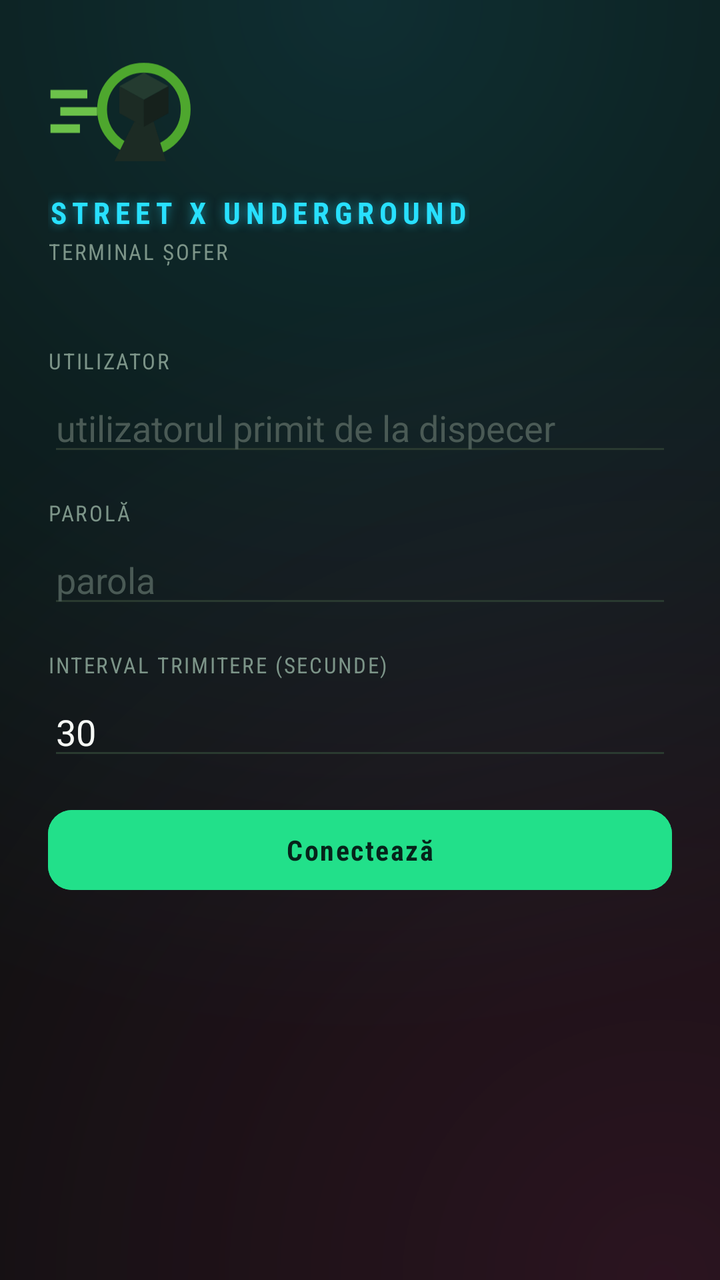
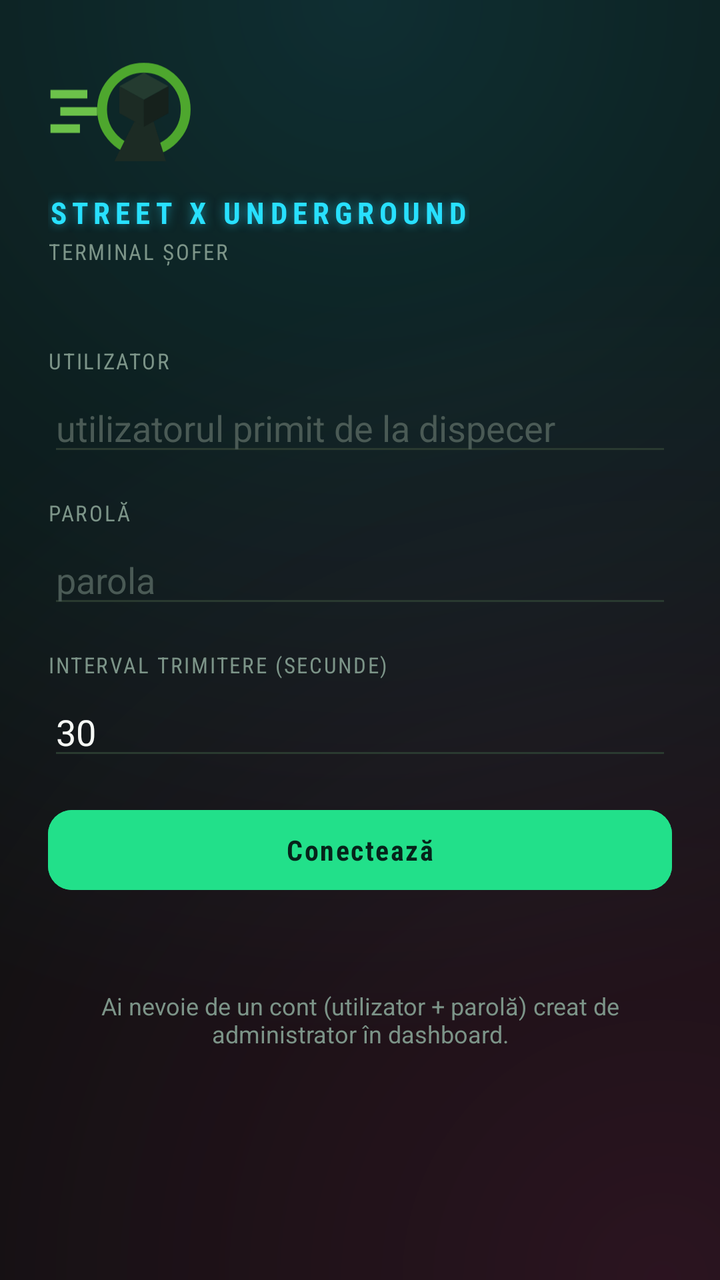

The first picture is an Android layout as it rendered before a commit; the second is the same layout after the commit. The layout source and the unified diff follow.
<!-- AndroidManifest.xml: application theme Theme.Material3.DayNight.NoActionBar -->
<!-- res/layout/activity_main.xml -->
<?xml version="1.0" encoding="utf-8"?>
<ScrollView xmlns:android="http://schemas.android.com/apk/res/android"
    xmlns:app="http://schemas.android.com/apk/res-auto"
    android:layout_width="match_parent"
    android:layout_height="match_parent"
    android:background="@drawable/bg_underground"
    android:fillViewport="true">

    <LinearLayout
        android:layout_width="match_parent"
        android:layout_height="wrap_content"
        android:orientation="vertical"
        android:padding="24dp">

        
        <LinearLayout
            android:layout_width="match_parent"
            android:layout_height="wrap_content"
            android:orientation="horizontal"
            android:gravity="center_vertical">

            <LinearLayout
                android:layout_width="0dp"
                android:layout_height="wrap_content"
                android:layout_weight="1"
                android:orientation="vertical">

                <ImageView
                    android:layout_width="wrap_content"
                    android:layout_height="64dp"
                    android:adjustViewBounds="true"
                    android:src="@drawable/ic_logo"
                    android:contentDescription="@string/app_name" />

                <TextView
                    style="@style/NeonTitle"
                    android:layout_marginTop="8dp"
                    android:text="Street X Underground"
                    android:textColor="#28e0ff"
                    android:textSize="15sp"
                    android:shadowColor="#8028e0ff"
                    android:shadowRadius="12"
                    android:shadowDx="0"
                    android:shadowDy="0" />

                <TextView
                    style="@style/Lbl"
                    android:layout_marginTop="2dp"
                    android:text="Terminal șofer"
                    android:textColor="#7c9488" />
            </LinearLayout>

            <com.google.android.material.imageview.ShapeableImageView
                android:id="@+id/ivProfile"
                android:layout_width="44dp"
                android:layout_height="44dp"
                android:scaleType="centerCrop"
                android:background="#173a2a"
                android:visibility="gone"
                app:shapeAppearanceOverlay="@style/CircleImage"
                app:strokeColor="#2fe08a"
                app:strokeWidth="2dp" />
        </LinearLayout>

        
        <LinearLayout
            android:id="@+id/loginBox"
            android:layout_width="match_parent"
            android:layout_height="wrap_content"
            android:orientation="vertical"
            android:layout_marginTop="20dp">

            <TextView style="@style/Lbl" android:text="Utilizator" />
            <EditText
                android:id="@+id/etUser"
                style="@style/Inp"
                android:hint="utilizatorul primit de la dispecer"
                android:inputType="text"
                android:autofillHints="username" />

            <TextView style="@style/Lbl" android:text="Parolă" />
            <EditText
                android:id="@+id/etPass"
                style="@style/Inp"
                android:hint="parola"
                android:inputType="textPassword"
                android:autofillHints="password" />

            <TextView style="@style/Lbl" android:text="Interval trimitere (secunde)" />
            <EditText
                android:id="@+id/etInterval"
                style="@style/Inp"
                android:text="30"
                android:inputType="number" />

            <Button
                android:id="@+id/btnLogin"
                android:layout_width="match_parent"
                android:layout_height="wrap_content"
                android:layout_marginTop="16dp"
                android:backgroundTint="#22e08a"
                android:textColor="#06231a"
                android:fontFamily="sans-serif-condensed"
                android:textStyle="bold"
                android:letterSpacing="0.06"
                app:cornerRadius="12dp"
                android:text="Conectează" />
        </LinearLayout>

        
        <LinearLayout
            android:id="@+id/onlineBox"
            android:layout_width="match_parent"
            android:layout_height="wrap_content"
            android:orientation="vertical"
            android:gravity="center_horizontal"
            android:visibility="gone">

            <TextView
                android:id="@+id/tvStatus"
                android:layout_width="wrap_content"
                android:layout_height="wrap_content"
                android:layout_marginTop="40dp"
                android:layout_marginBottom="20dp"
                android:text="○ OFFLINE"
                android:textSize="20sp"
                android:textStyle="bold" />

            <Button
                android:id="@+id/btnToggle"
                android:layout_width="match_parent"
                android:layout_height="120dp"
                android:backgroundTint="#22e08a"
                android:textColor="#06231a"
                android:textSize="26sp"
                android:textStyle="bold"
                android:fontFamily="sans-serif-condensed"
                android:letterSpacing="0.12"
                app:cornerRadius="16dp"
                android:text="GO ONLINE" />

            <Button
                android:id="@+id/btnRoutes"
                android:layout_width="match_parent"
                android:layout_height="wrap_content"
                android:layout_marginTop="28dp"
                android:backgroundTint="#18221d"
                android:textColor="#bdefff"
                android:fontFamily="sans-serif-condensed"
                android:letterSpacing="0.04"
                app:cornerRadius="12dp"
                app:strokeColor="#5528e0ff"
                app:strokeWidth="1dp"
                android:text="🛣️ Trasee" />

            <Button
                android:id="@+id/btnCourses"
                android:layout_width="match_parent"
                android:layout_height="wrap_content"
                android:layout_marginTop="12dp"
                android:backgroundTint="#18221d"
                android:textColor="#c9f7e6"
                android:fontFamily="sans-serif-condensed"
                android:letterSpacing="0.04"
                app:cornerRadius="12dp"
                app:strokeColor="#5522e08a"
                app:strokeWidth="1dp"
                android:text="💬 Chat cu dispecerul" />

            <TextView
                android:layout_width="match_parent"
                android:layout_height="wrap_content"
                android:layout_marginTop="28dp"
                android:textColor="#6e7681"
                android:textSize="12sp"
                android:text="La pornire alege „Permite tot timpul” pentru locație, ca urmărirea să meargă și cu telefonul blocat. Apasă iconița din dreapta sus pentru cont / deconectare." />
        </LinearLayout>

    </LinearLayout>
</ScrollView>
<!-- resources referenced by this layout -->
<resources>
  <!-- drawable bg_underground (drawable) -->
  <?xml version="1.0" encoding="utf-8"?>
  <layer-list xmlns:android="http://schemas.android.com/apk/res/android">
      <item>
          <shape android:shape="rectangle">
              <solid android:color="#0a0f0d" />
          </shape>
      </item>
      <item>
          <shape android:shape="rectangle">
              <gradient
                  android:type="radial"
                  android:gradientRadius="520dp"
                  android:centerX="0.5"
                  android:centerY="0.0"
                  android:startColor="#2628e0ff"
                  android:endColor="#000a0f0d" />
          </shape>
      </item>
      <item>
          <shape android:shape="rectangle">
              <gradient
                  android:type="radial"
                  android:gradientRadius="520dp"
                  android:centerX="0.92"
                  android:centerY="1.0"
                  android:startColor="#22ff2d95"
                  android:endColor="#000a0f0d" />
          </shape>
      </item>
  </layer-list>
  <!-- drawable ic_logo (drawable) -->
  <vector xmlns:android="http://schemas.android.com/apk/res/android"
      android:width="128dp"
      android:height="104dp"
      android:viewportWidth="128"
      android:viewportHeight="104">
      
      <path android:fillColor="#6cc24a" android:pathData="M2,34 h30 v7 h-30 z" />
      <path android:fillColor="#6cc24a" android:pathData="M10,48 h30 v7 h-30 z" />
      <path android:fillColor="#6cc24a" android:pathData="M2,62 h24 v7 h-24 z" />
      
      <path
          android:fillColor="#00000000"
          android:strokeColor="#4ea72e"
          android:strokeWidth="8"
          android:pathData="M44,50 a34,34 0 1,1 68,0 a34,34 0 1,1 -68,0" />
      
      <path android:fillColor="#1c2b24" android:pathData="M54,92 L70,60 L86,60 L96,92 Z" />
      
      <path android:fillColor="#243b30" android:pathData="M78,20 L98,31 L78,42 L58,31 Z" />
      <path android:fillColor="#1c2b24" android:pathData="M58,31 L78,42 L78,64 L58,53 Z" />
      <path android:fillColor="#16211c" android:pathData="M98,31 L78,42 L78,64 L98,53 Z" />
  </vector>
  <string name="app_name">Street X Underground</string>
  <style name="CircleImage">
          <item name="cornerFamily">rounded</item>
          <item name="cornerSize">50%</item>
      </style>
  <style name="Inp">
          <item name="android:layout_width">match_parent</item>
          <item name="android:layout_height">wrap_content</item>
          <item name="android:textColor">#f5f8f5</item>
          <item name="android:textColorHint">#4a5a55</item>
          <item name="android:backgroundTint">#2a3a30</item>
      </style>
  <style name="Lbl">
          <item name="android:layout_width">wrap_content</item>
          <item name="android:layout_height">wrap_content</item>
          <item name="android:layout_marginTop">16dp</item>
          <item name="android:layout_marginBottom">4dp</item>
          <item name="android:textColor">#7c9488</item>
          <item name="android:textSize">11sp</item>
          <item name="android:fontFamily">sans-serif-condensed</item>
          <item name="android:letterSpacing">0.08</item>
          <item name="android:textAllCaps">true</item>
      </style>
  <style name="NeonTitle">
          <item name="android:layout_width">wrap_content</item>
          <item name="android:layout_height">wrap_content</item>
          <item name="android:fontFamily">sans-serif-condensed</item>
          <item name="android:textStyle">bold</item>
          <item name="android:letterSpacing">0.18</item>
          <item name="android:textAllCaps">true</item>
      </style>
</resources>

<!-- the commit's change to res/layout/activity_main.xml (unified diff, before → after) -->
@@ -105,6 +105,25 @@
                 android:letterSpacing="0.06"
                 app:cornerRadius="12dp"
                 android:text="Conectează" />
+
+            <TextView
+                android:id="@+id/tvLoginErr"
+                android:layout_width="match_parent"
+                android:layout_height="wrap_content"
+                android:layout_marginTop="12dp"
+                android:gravity="center"
+                android:textColor="#ff5b60"
+                android:textSize="13sp"
+                android:text="" />
+
+            <TextView
+                android:layout_width="match_parent"
+                android:layout_height="wrap_content"
+                android:layout_marginTop="16dp"
+                android:gravity="center"
+                android:textColor="#7c9488"
+                android:textSize="12sp"
+                android:text="Ai nevoie de un cont (utilizator + parolă) creat de administrator în dashboard." />
         </LinearLayout>
 
         
